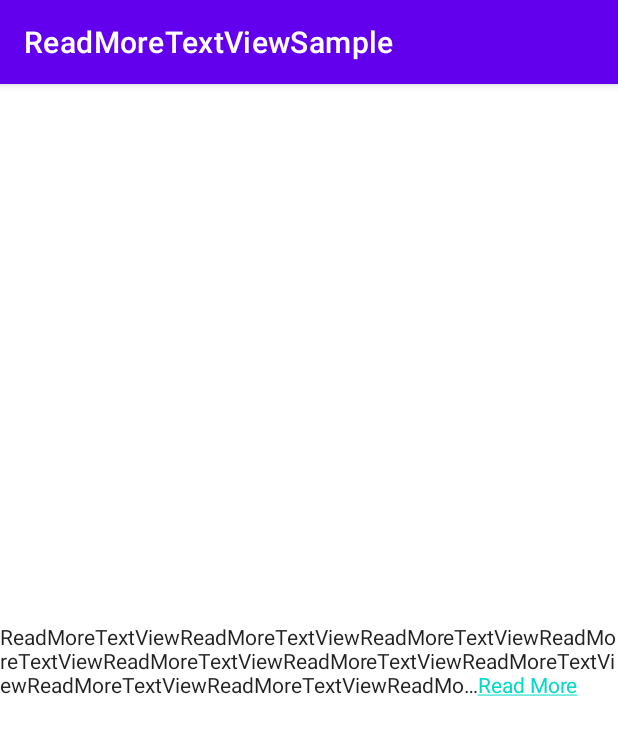
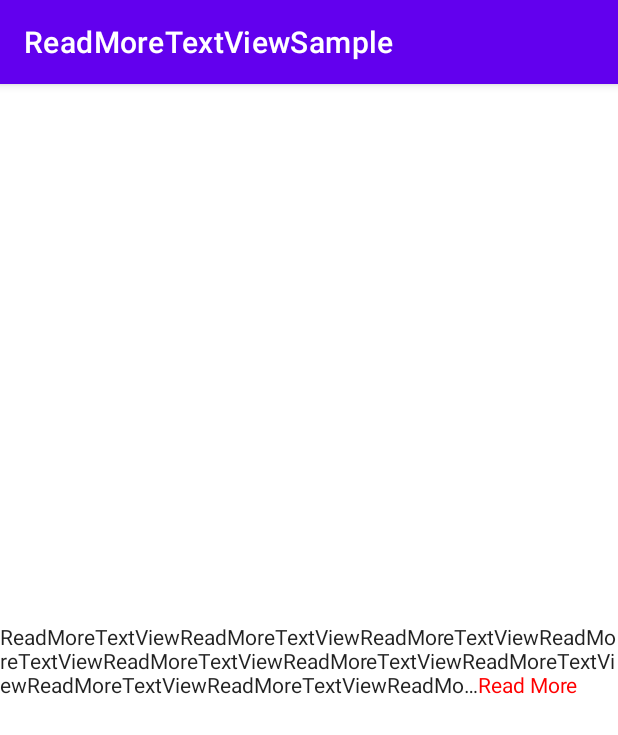
Before and after one commit to sasakitomohiro/ReadMoreTextViewSample, an Android app: the screen it shows after launch (MainActivity), on a phone screen of 412 x 824 dp. Shown: the top 735 px of the screen. Run offline under Robolectric (Android 15) with nearby library versions, the phone set to English and light mode, and no system bars; our stand-ins replace data binding.

Commit message:
add setReadMoreColor

```diff
--- a/app/src/main/java/com/github/sasakitomohiro/readmoretextviewsample/ReadMoreTextView.kt
+++ b/app/src/main/java/com/github/sasakitomohiro/readmoretextviewsample/ReadMoreTextView.kt
@@ -1,12 +1,15 @@
 package com.github.sasakitomohiro.readmoretextviewsample
 
 import android.content.Context
+import android.graphics.Color
 import android.text.SpannableStringBuilder
 import android.text.Spanned
+import android.text.TextPaint
 import android.text.method.LinkMovementMethod
 import android.text.style.ClickableSpan
 import android.util.AttributeSet
 import android.view.View
+import androidx.annotation.ColorInt
 import androidx.appcompat.widget.AppCompatTextView
 
 class ReadMoreTextView @JvmOverloads constructor(
@@ -19,16 +22,18 @@ class ReadMoreTextView @JvmOverloads constructor(
     defStyle
 ) {
     private var fullText = ""
-    private var trimmedText = ""
+    private var collapsedText = ""
     private var collapseTextCount = 150
     private var readMoreText = "Read More"
     private var isCollapsed = false
+    @ColorInt
+    private var readMoreColor = Color.RED
 
     override fun setText(text: CharSequence?, type: BufferType?) {
         if (isCollapsed) {
-            trimmedText = text.toString().substring(0, collapseTextCount) + "…"
+            collapsedText = text.toString().substring(0, collapseTextCount) + "…"
         }
-        super.setText(if (isCollapsed) setCollapseSpan(trimmedText) else text, type)
+        super.setText(if (isCollapsed) setCollapseSpan(collapsedText) else text, type)
     }
 
     private fun setCollapseSpan(text: String): SpannableStringBuilder {
@@ -40,6 +45,10 @@ class ReadMoreTextView @JvmOverloads constructor(
                     override fun onClick(widget: View) {
                         isCollapsed = false
                         setText(fullText)
+                    }
+
+                    override fun updateDrawState(ds: TextPaint) {
+                        ds.color = readMoreColor
                     }
                 },
                 text.length,
@@ -64,4 +73,8 @@ class ReadMoreTextView @JvmOverloads constructor(
     fun setReadMoreText(text: String) {
         readMoreText = text
     }
+
+    fun setReadMoreColor(@ColorInt color: Int) {
+        readMoreColor = color
+    }
 }
```
